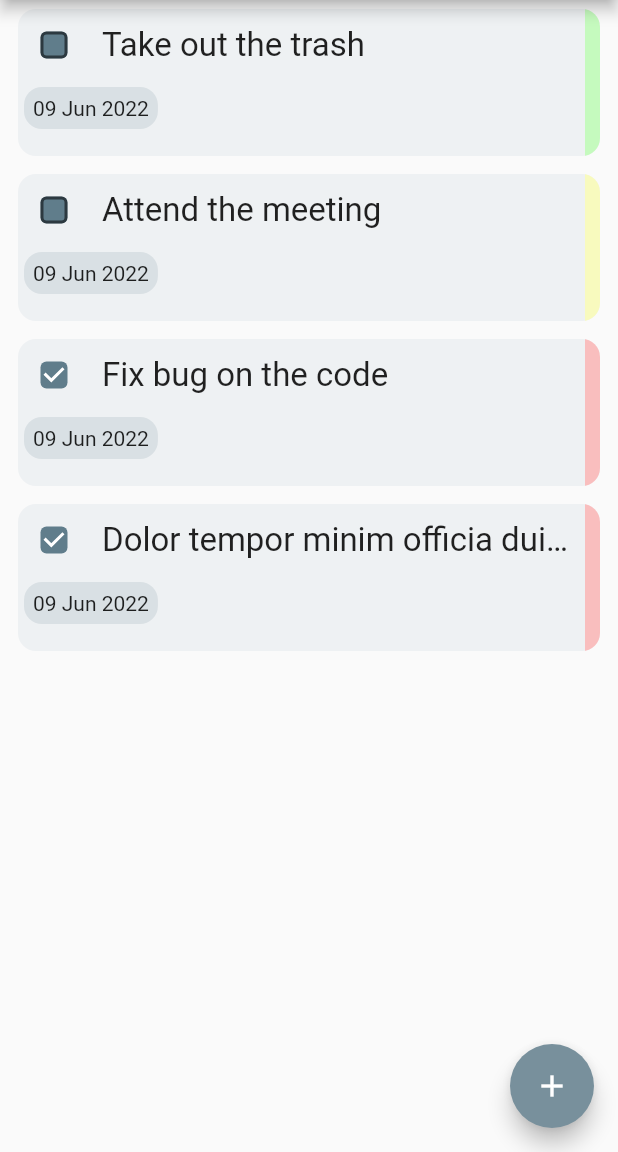
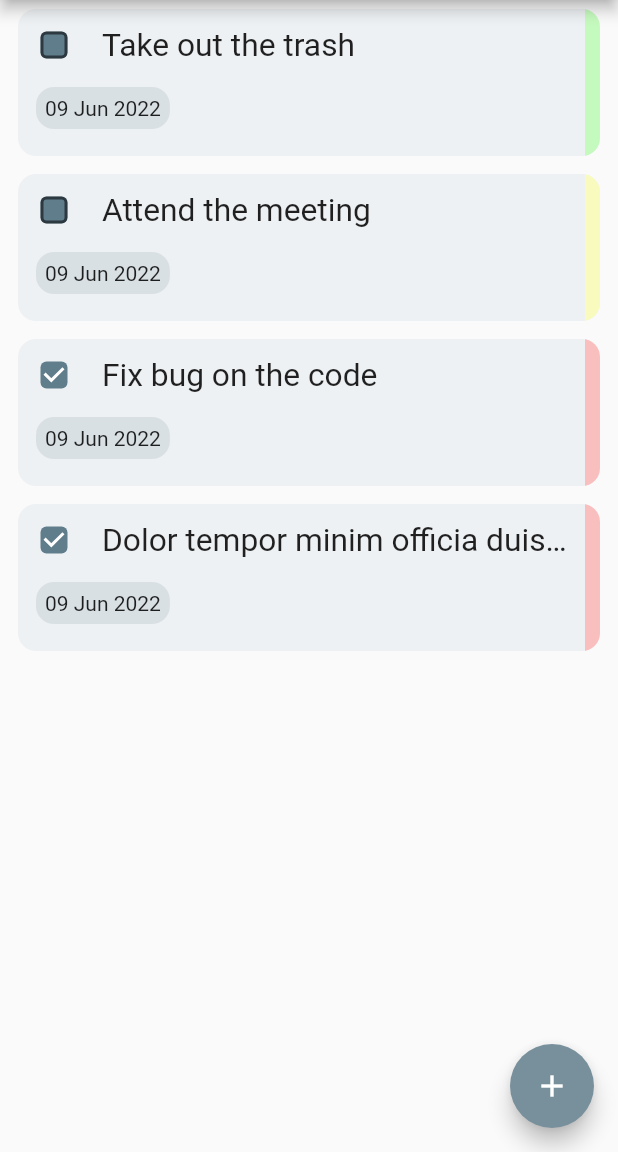
Before and after one commit to emirhalici/simple_todo_app, a Flutter app: the screen it shows after launch, on a phone screen of 412 x 824 dp, the part 84-1236 px from its top. Run offline on Flutter 3.47's test engine with Material 2 defaults, Android fonts, the phone set to English and light mode, and no system bars; our stand-ins replace flutter_screenutil; Roboto replaces fonts that are missing (Poppins).

Commit message:
add screenutil to the project

```diff
--- a/lib/main.dart
+++ b/lib/main.dart
@@ -1,4 +1,5 @@
 import 'package:flutter/material.dart';
+import 'package:flutter_screenutil/flutter_screenutil.dart';
 import 'package:simple_todo_app/models/todo_model.dart';
 import 'package:simple_todo_app/project_constants.dart';
 import 'package:simple_todo_app/widgets/todo_card.dart';
@@ -12,12 +13,15 @@ class MyApp extends StatelessWidget {
 
   @override
   Widget build(BuildContext context) {
-    return MaterialApp(
-      title: 'Flutter Demo',
-      theme: ProjectConstants.lightTheme,
-      darkTheme: ProjectConstants.darkTheme,
-      themeMode: ThemeMode.system,
-      home: const HomePage(),
+    return ScreenUtilInit(
+      designSize: const Size(428, 926),
+      builder: (context, child) => MaterialApp(
+        title: 'Simple Todo',
+        theme: ProjectConstants.lightTheme,
+        darkTheme: ProjectConstants.darkTheme,
+        themeMode: ThemeMode.system,
+        home: const HomePage(),
+      ),
     );
   }
 }
--- a/lib/widgets/todo_card.dart
+++ b/lib/widgets/todo_card.dart
@@ -1,4 +1,5 @@
 import 'package:flutter/material.dart';
+import 'package:flutter_screenutil/flutter_screenutil.dart';
 import 'package:intl/intl.dart';
 import 'package:simple_todo_app/models/todo_model.dart';
 import 'package:simple_todo_app/project_constants.dart';
@@ -65,8 +66,8 @@ class _TodoCardState extends State<TodoCard> {
                             child: Text(
                               widget.todoModel.todo,
                               overflow: TextOverflow.ellipsis,
-                              style: const TextStyle(
-                                fontSize: 22,
+                              style: TextStyle(
+                                fontSize: 22.sp,
                               ),
                             ),
                           ),
@@ -74,7 +75,7 @@ class _TodoCardState extends State<TodoCard> {
                       ],
                     ),
                     Padding(
-                      padding: const EdgeInsets.all(4.0),
+                      padding: const EdgeInsets.symmetric(vertical: 4, horizontal: 12),
                       child: Container(
                         decoration: BoxDecoration(
                           borderRadius: const BorderRadius.all(Radius.circular(12.0)),
--- a/pubspec.yaml
+++ b/pubspec.yaml
@@ -27,6 +27,9 @@ dependencies:
 
   cupertino_icons: ^1.0.2
   intl: ^0.17.0
+  flutter_screenutil: ^5.5.3
+  provider: ^6.0.2
+
 
 dev_dependencies:
   flutter_test:
```
Also changed, not shown: pubspec.lock.
